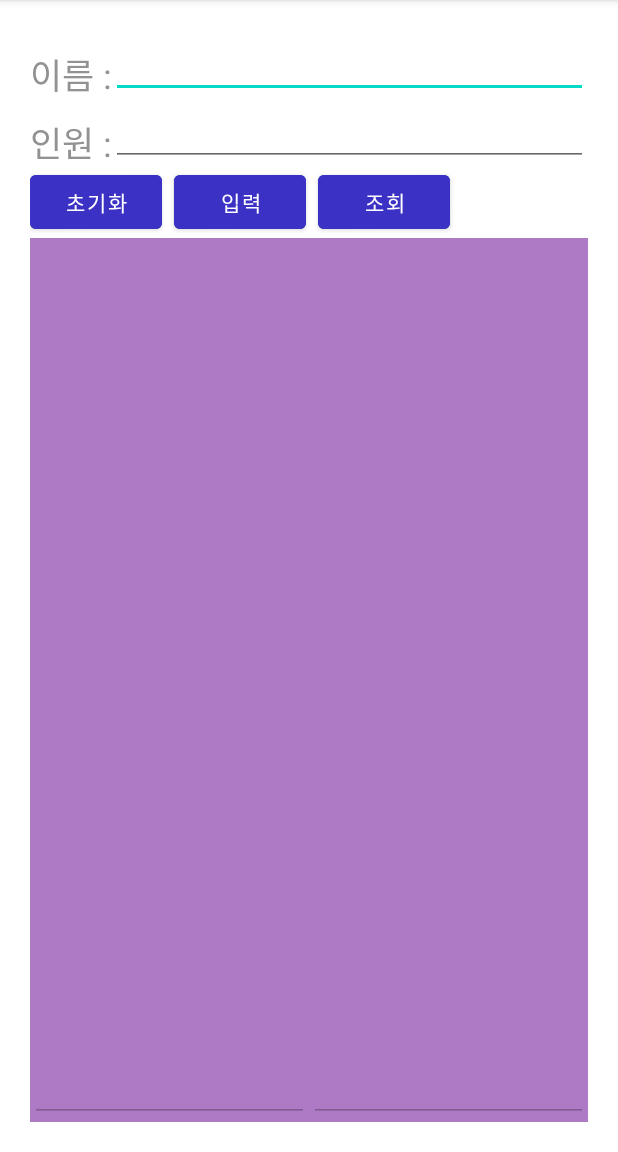
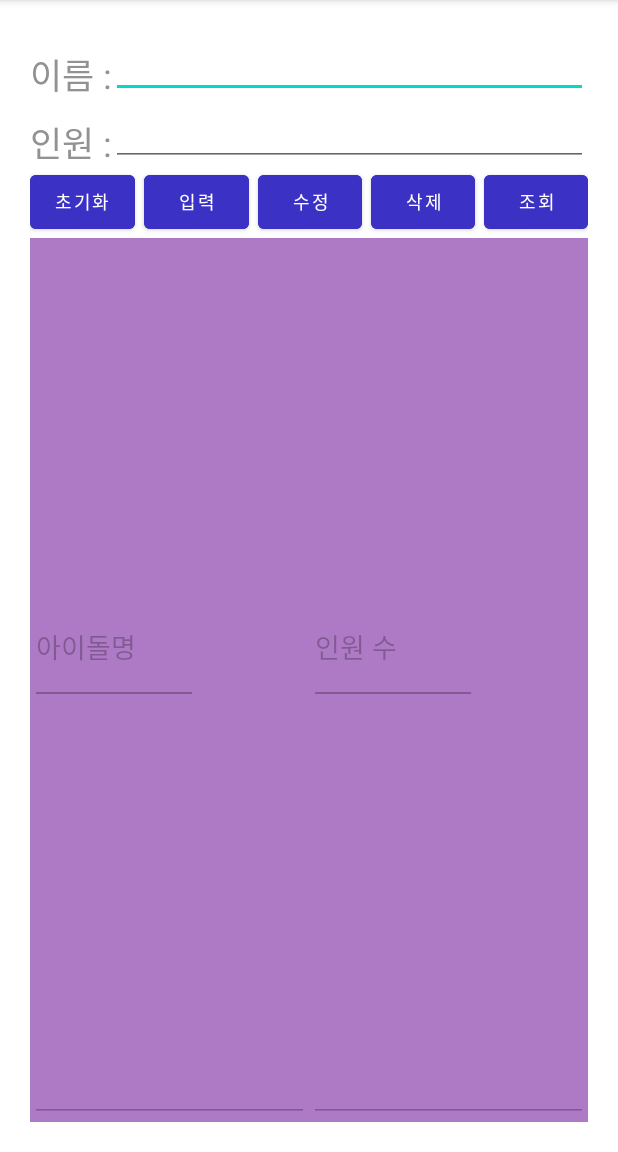
Before and after one commit to kwonha/Mirim_Project_0803_SQLite, an Android app: the screen it shows after launch (MainActivity), after a tap on "입력", on a phone screen of 412 x 824 dp, the part 84-1236 px from its top. Run offline under Robolectric (Android 15) with nearby library versions, the phone set to English and light mode, and no system bars; 1 statement that could not run was skipped.

Commit message:
수정, 삭제 버튼 추가

```diff
--- a/app/src/main/java/kr/hs/emirim/xodusguckhan/mirim_project_0803_sqlite/MainActivity.java
+++ b/app/src/main/java/kr/hs/emirim/xodusguckhan/mirim_project_0803_sqlite/MainActivity.java
@@ -1,8 +1,10 @@
 package kr.hs.emirim.xodusguckhan.mirim_project_0803_sqlite;
 
+import androidx.appcompat.app.AlertDialog;
 import androidx.appcompat.app.AppCompatActivity;
 
 import android.content.Context;
+import android.content.DialogInterface;
 import android.database.Cursor;
 import android.database.sqlite.SQLiteDatabase;
 import android.database.sqlite.SQLiteOpenHelper;
@@ -15,6 +17,7 @@ import android.widget.Toast;
 public class MainActivity extends AppCompatActivity {
     DBHelper dbHelper;
     EditText editName, editCount, editResultName, editResultCount;
+    Button btnSelect;
     @Override
     protected void onCreate(Bundle savedInstanceState) {
         super.onCreate(savedInstanceState);
@@ -25,9 +28,13 @@ public class MainActivity extends AppCompatActivity {
         editResultCount = findViewById(R.id.edit_result_count);
         Button btnInit = findViewById(R.id.btn_init);
         Button btnInsert = findViewById(R.id.btn_insert);
-        Button btnSelect = findViewById(R.id.btn_select);
+        Button btnUpdate = findViewById(R.id.btn_update);
+        Button btnDelete = findViewById(R.id.btn_delete);
+        btnSelect = findViewById(R.id.btn_select);
         btnInit.setOnClickListener(btnListener);
         btnInsert.setOnClickListener(btnListener);
+        btnUpdate.setOnClickListener(btnListener);
+        btnDelete.setOnClickListener(btnListener);
         btnSelect.setOnClickListener(btnListener);
 
         dbHelper = new DBHelper(this);
@@ -50,6 +57,31 @@ public class MainActivity extends AppCompatActivity {
                     Toast.makeText(getApplicationContext(), "새로운 idol정보가 추가되었습니다.", Toast.LENGTH_SHORT).show();
                     editName.setText("");
                     editCount.setText("");
+                    btnSelect.callOnClick();
+                    break;
+                case R.id.btn_update:
+                    db = dbHelper.getWritableDatabase();
+                    db.execSQL("update idolTbl set cnt = "+ editCount.getText().toString() +" where name='"+ editName.getText().toString() +"';");
+                    btnSelect.callOnClick();
+                    db.close();
+                    editName.setText("");
+                    editCount.setText("");
+                    break;
+                case R.id.btn_delete:
+                    AlertDialog.Builder dlg = new AlertDialog.Builder(MainActivity.this);
+                    dlg.setTitle("삭제");
+                    dlg.setMessage("정말로 삭제하시겠습니까?");
+                    dlg.setNegativeButton("취소", null);
+                    dlg.setPositiveButton("삭제", new DialogInterface.OnClickListener() {
+                        @Override
+                        public void onClick(DialogInterface dialogInterface, int i) {
+                            db = dbHelper.getWritableDatabase();
+                            db.execSQL("delete from idolTbl where name='"+editName.getText().toString()+"';");
+                            btnSelect.callOnClick();
+                        }
+                    });
+                    dlg.show();
+                    db.close();
                     break;
                 case R.id.btn_select:
                     db = dbHelper.getReadableDatabase();
--- a/app/src/main/res/layout/activity_main.xml
+++ b/app/src/main/res/layout/activity_main.xml
@@ -45,27 +45,48 @@
         android:orientation="horizontal">
         <Button
             android:id="@+id/btn_init"
-            android:layout_width="match_parent"
-            android:layout_height="match_parent"
+            android:layout_width="wrap_content"
+            android:layout_height="wrap_content"
+            android:text="초기화"
             android:layout_weight="1"
-            android:text="초기화"
-            android:layout_marginRight="8dp"
+            android:textSize="12dp"
+            android:layout_marginRight="6dp"
             android:backgroundTint="#3B32C5"/>
         <Button
             android:id="@+id/btn_insert"
-            android:layout_width="match_parent"
-            android:layout_height="match_parent"
+            android:layout_width="wrap_content"
+            android:layout_height="wrap_content"
+            android:text="입력"
             android:layout_weight="1"
-            android:text="입력"
-            android:layout_marginRight="8dp"
+            android:textSize="12dp"
+            android:layout_marginRight="6dp"
+            android:backgroundTint="#3B32C5"/>
+        <Button
+            android:id="@+id/btn_update"
+            android:layout_width="wrap_content"
+            android:layout_height="wrap_content"
+            android:layout_weight="1"
+            android:textSize="12dp"
+            android:text="수정"
+            android:layout_marginRight="6dp"
+            android:backgroundTint="#3B32C5"/>
+        <Button
+            android:id="@+id/btn_delete"
+            android:layout_width="wrap_content"
+            android:layout_height="wrap_content"
+            android:layout_weight="1"
+            android:textSize="12dp"
+            android:text="삭제"
+            android:layout_marginRight="6dp"
             android:backgroundTint="#3B32C5"/>
         <Button
             android:id="@+id/btn_select"
-            android:layout_width="match_parent"
-            android:layout_height="match_parent"
+            android:layout_width="wrap_content"
+            android:layout_height="wrap_content"
             android:layout_weight="1"
+            android:textSize="12dp"
             android:text="조회"
-            android:layout_marginRight="8dp"
+
             android:backgroundTint="#3B32C5"/>
     </LinearLayout>
     <LinearLayout
```
